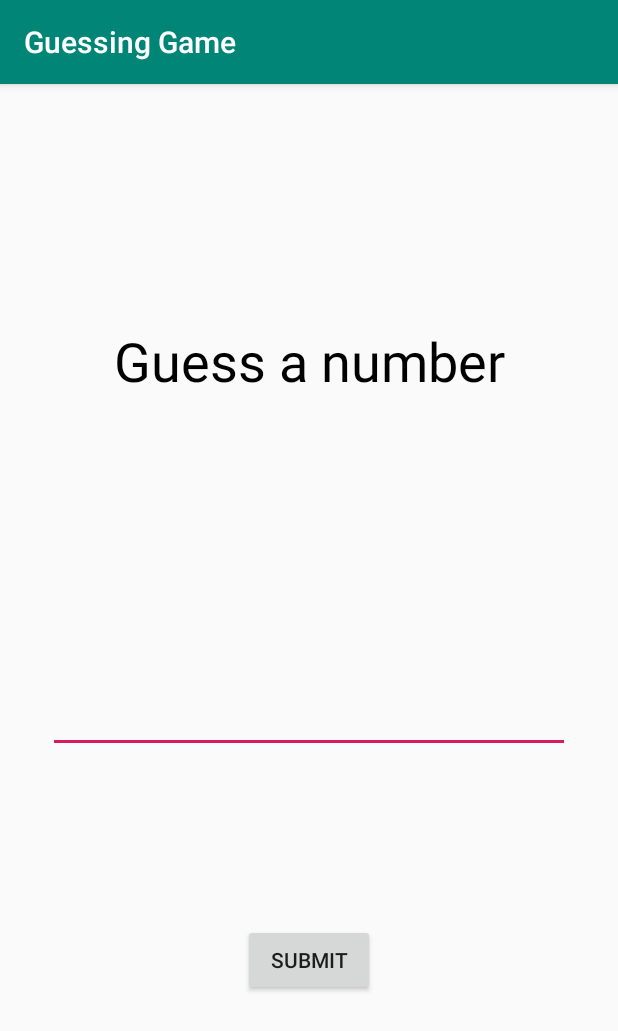
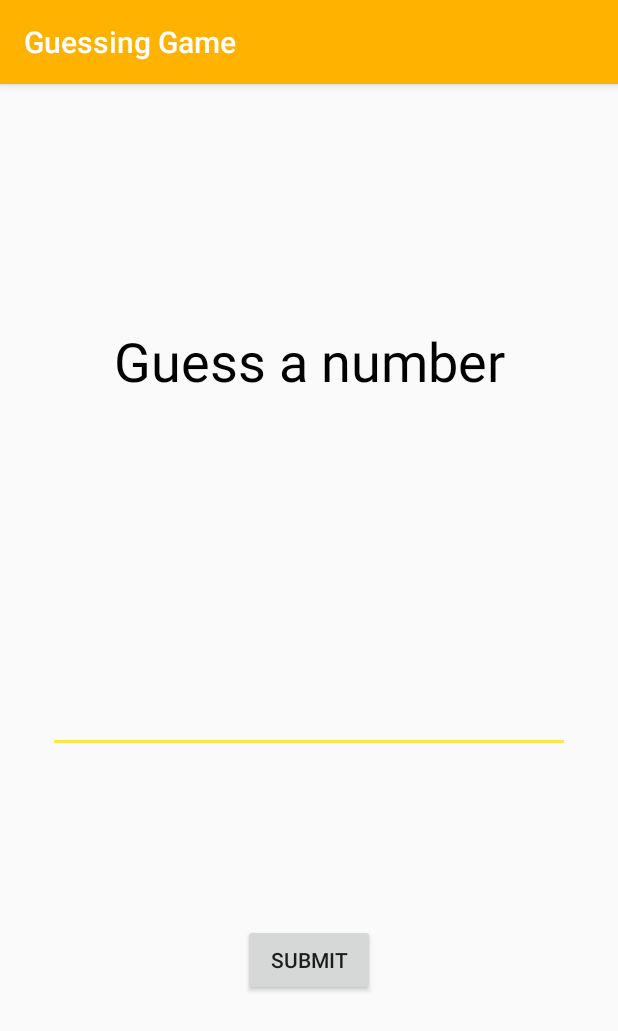
Before and after one commit to wrussell1999/android-workshop-kotlin, an Android app: the screen it shows after launch (MainActivity), on a phone screen of 412 x 824 dp. Shown: the top 1031 px of the screen. Run offline under Robolectric (Android 15) with nearby library versions, the phone set to English and light mode, and no system bars.

Commit message:
Update colours + resources link

```diff
--- a/app/src/main/res/values/colors.xml
+++ b/app/src/main/res/values/colors.xml
@@ -1,6 +1,6 @@
 <?xml version="1.0" encoding="utf-8"?>
 <resources>
-    <color name="colorPrimary">#008577</color>
-    <color name="colorPrimaryDark">#00574B</color>
-    <color name="colorAccent">#D81B60</color>
+    <color name="colorPrimary">#FFB300</color>
+    <color name="colorPrimaryDark">#C68400</color>
+    <color name="colorAccent">#FFE54C</color>
 </resources>
```
Also changed, not shown: 1 other file.
